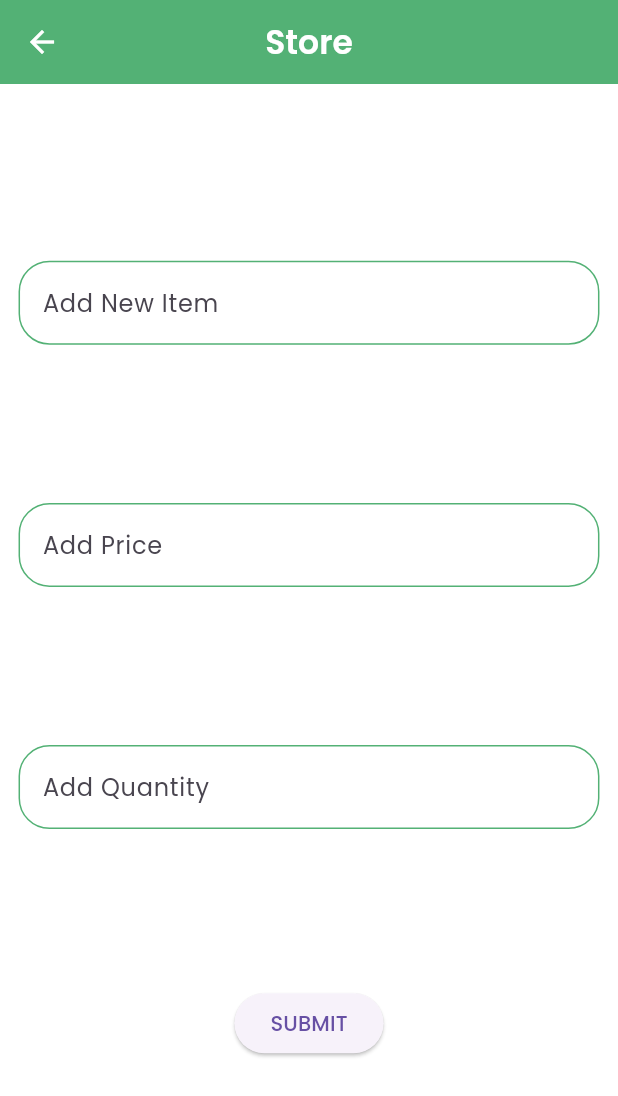
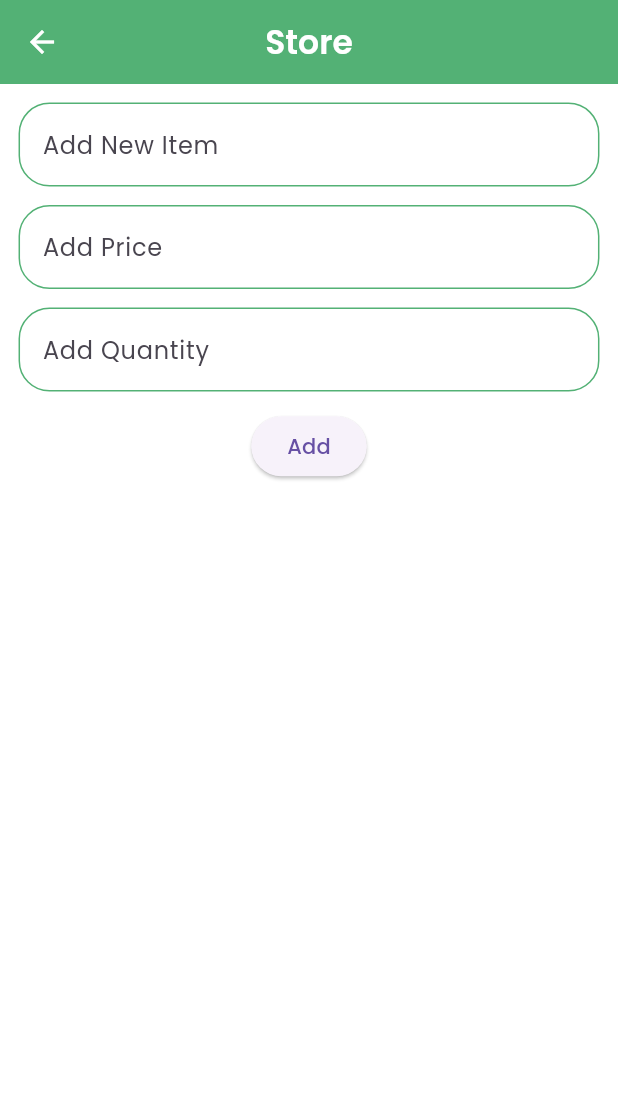
Before and after one commit to shibii787/nectar_admin, a Flutter app: the fruitsAndVegetables screen opened directly, on a phone screen of 412 x 824 dp. Shown: the top 1096 px of the screen. Run offline on Flutter 3.47's test engine with Material 3 defaults, Android fonts, the phone set to English and light mode, and no system bars; our stand-ins replace cloud_firestore, firebase_core, flutter_riverpod, google_fonts, image_picker; accounts and stored records are empty.

Commit message:
changes in category section

```diff
--- a/lib/app_administration/categories/fruits_vegetables.dart
+++ b/lib/app_administration/categories/fruits_vegetables.dart
@@ -1,4 +1,6 @@
+import 'package:flutter/cupertino.dart';
 import 'package:flutter/material.dart';
+import 'package:image_picker/image_picker.dart';
 import 'package:nectar_admin/core/common/colors.dart';
 
 import '../../main.dart';
@@ -34,8 +36,10 @@ class _fruitsAndVegetablesState extends State<fruitsAndVegetables> {
       ),
       body: Padding(
         padding: EdgeInsets.all(w*0.03),
+        child: SingleChildScrollView(
+          physics: BouncingScrollPhysics(),
           child: Column(
-          mainAxisAlignment: MainAxisAlignment.spaceEvenly,
+            mainAxisAlignment: MainAxisAlignment.start,
             children: [
               TextFormField(
                 controller: itemnameController,
@@ -58,6 +62,7 @@ class _fruitsAndVegetablesState extends State<fruitsAndVegetables> {
                   )
                 ),
               ),
+              SizedBox(height: w*0.03),
               TextFormField(
                 controller: priceController,
                 decoration: InputDecoration(
@@ -79,6 +84,7 @@ class _fruitsAndVegetablesState extends State<fruitsAndVegetables> {
                   )
                 ),
               ),
+              SizedBox(height: w*0.03),
               TextFormField(
                 controller: qtyController,
                 decoration: InputDecoration(
@@ -100,11 +106,13 @@ class _fruitsAndVegetablesState extends State<fruitsAndVegetables> {
                   )
                 ),
               ),
+              SizedBox(height: w*0.03),
               ElevatedButton(
                   onPressed: () {
 
-                }, child: Text("SUBMIT",))
+                  }, child: Text("Add"))
             ],
+          ),
         ),
       ),
     );
```
Lines whose indentation alone changed are shown as unchanged.
